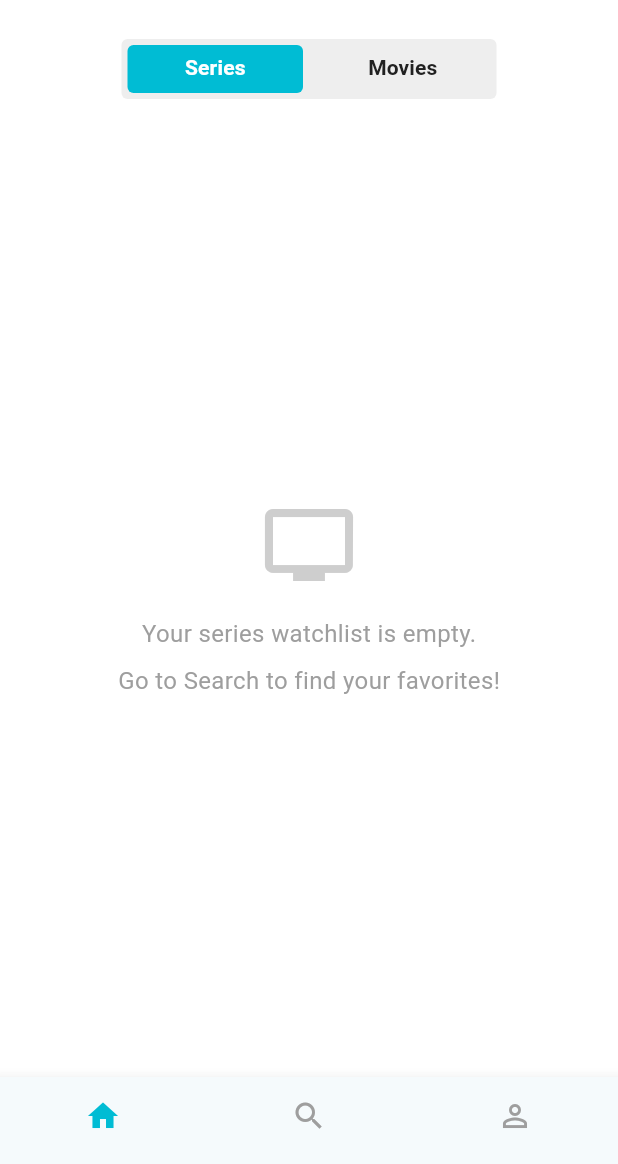
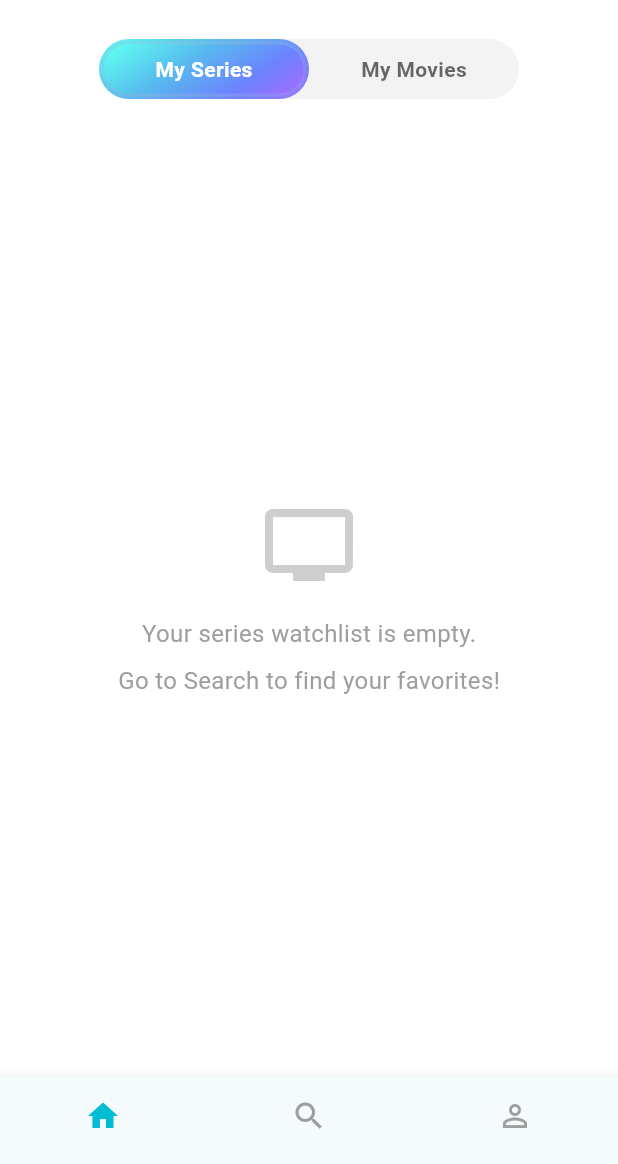
Before and after one commit to tamseg/watchlistgo, a Flutter app: the screen it shows after launch, on a phone screen of 412 x 824 dp, the part 72-1236 px from its top. Run offline on Flutter 3.47's test engine with Material 3 defaults, Android fonts, the phone set to English and light mode, and no system bars; our stand-ins replace cached_network_image, cloud_firestore, connectivity_plus, firebase_auth, firebase_core, firebase_messaging and 5 more; accounts and stored records are empty.

Commit message:
UI: Refactor TabBar to GradientPillSwitch and centralize brand gradient in AppTheme

```diff
--- a/lib/screens/watchlist_page.dart
+++ b/lib/screens/watchlist_page.dart
@@ -2,7 +2,7 @@ import 'package:flutter/material.dart';
 import '../theme/app_theme.dart';
 import '../widgets/series_card.dart';
 import '../widgets/movie_card.dart';
-import '../widgets/custom_tab_bar.dart';
+import '../widgets/gradient_pill_switch.dart';
 
 class WatchlistPage extends StatefulWidget {
   final List<int> followedSeriesIds;
@@ -15,7 +15,7 @@ class WatchlistPage extends StatefulWidget {
     required this.followedMoviesIds,
     required this.onRemoveSeries,
     required this.onRemoveMovie,
-    super.key,
+    super.key
   });
   @override
   State<WatchlistPage> createState() => _WatchlistPageState();
@@ -24,11 +24,19 @@ class WatchlistPage extends StatefulWidget {
 class _WatchlistPageState extends State<WatchlistPage>
     with SingleTickerProviderStateMixin {
   late TabController _tabController;
+  int _currentTabIndex = 0;
 
   @override
   void initState() {
     super.initState();
     _tabController = TabController(length: 2, vsync: this);
+    _tabController.addListener(() {
+      if (mounted) {
+        setState(() {
+          _currentTabIndex = _tabController.index;
+        });
+      }
+    });
   }
 
   @override
@@ -47,20 +55,20 @@ class _WatchlistPageState extends State<WatchlistPage>
           Icon(
             icon,
             size: 64,
-            color: AppTheme.metaIconColor.withValues(alpha: 0.5),
+            color: AppTheme.metaIconColor.withValues(alpha: 0.5)
           ),
           const SizedBox(height: 16),
           Text(
             'Your ${type.toLowerCase()} watchlist is empty.',
-            style: const TextStyle(color: AppTheme.metaIconColor, fontSize: 16),
+            style: const TextStyle(color: AppTheme.metaIconColor, fontSize: 16)
           ),
           const SizedBox(height: 8),
           const Text(
             'Go to Search to find your favorites!',
-            style: TextStyle(color: AppTheme.metaIconColor, fontSize: 16),
-          ),
-        ],
-      ),
+            style: TextStyle(color: AppTheme.metaIconColor, fontSize: 16)
+          )
+        ]
+      )
     );
   }
 
@@ -80,32 +88,26 @@ class _WatchlistPageState extends State<WatchlistPage>
                 children: [
                   TextSpan(
                     text: 'Watchlist',
-                    style: AppTheme.watchlistPartStyle,
+                    style: AppTheme.watchlistPartStyle
                   ),
-                  TextSpan(text: ' Go', style: AppTheme.goPartStyle),
-                ],
-              ),
-            ),
-          ],
+                  TextSpan(text: ' Go', style: AppTheme.goPartStyle)
+                ]
+              )
+            )
+          ]
         ),
         bottom: PreferredSize(
           preferredSize: const Size.fromHeight(AppTheme.appBarBottomHeight),
           child: Padding(
             padding: AppTheme.appBarBottomPadding,
-            child: Container(
-              height: AppTheme.tabContainerHeight,
-              width: AppTheme.tabContainerWidth,
-              decoration: AppTheme.tabTrackDecoration,
-              child: CustomTabBar(
-                controller: _tabController,
-                tabs: const [
-                  Tab(text: 'Series'),
-                  Tab(text: 'Movies'),
-                ],
-              ),
-            ),
-          ),
-        ),
+            child: GradientPillSwitch(
+              isMoviesSelected: _currentTabIndex == 1,
+              onChanged: (isMovies) {
+                _tabController.animateTo(isMovies ? 1 : 0);
+              }
+            )
+          )
+        )
       ),
       body: TabBarView(
         controller: _tabController,
@@ -117,7 +119,7 @@ class _WatchlistPageState extends State<WatchlistPage>
                     left: 14.0,
                     right: 14.0,
                     top: 24.0,
-                    bottom: 24.0,
+                    bottom: 24.0
                   ),
                   children: widget.followedSeriesIds.map((id) {
                     return Padding(
@@ -125,10 +127,10 @@ class _WatchlistPageState extends State<WatchlistPage>
                       padding: const EdgeInsets.only(bottom: 6.0),
                       child: SeriesCard(
                         seriesId: id,
-                        onRemove: () => widget.onRemoveSeries(id),
-                      ),
+                        onRemove: () => widget.onRemoveSeries(id)
+                      )
                     );
-                  }).toList(),
+                  }).toList()
                 ),
           widget.followedMoviesIds.isEmpty
               ? _buildEmptyState('Movies')
@@ -137,7 +139,7 @@ class _WatchlistPageState extends State<WatchlistPage>
                     left: 14.0,
                     right: 14.0,
                     top: 24.0,
-                    bottom: 24.0,
+                    bottom: 24.0
                   ),
                   children: widget.followedMoviesIds.map((id) {
                     return Padding(
@@ -145,13 +147,13 @@ class _WatchlistPageState extends State<WatchlistPage>
                       padding: const EdgeInsets.only(bottom: 6.0),
                       child: MovieCard(
                         movieId: id,
-                        onRemove: () => widget.onRemoveMovie(id),
-                      ),
+                        onRemove: () => widget.onRemoveMovie(id)
+                      )
                     );
-                  }).toList(),
-                ),
-        ],
-      ),
+                  }).toList()
+                )
+        ]
+      )
     );
   }
 }
--- a/lib/theme/app_theme.dart
+++ b/lib/theme/app_theme.dart
@@ -7,6 +7,18 @@ class AppTheme {
   // Brand
   static const Color primaryColor = Colors.cyan;
   static const Color darkTextColor = Color(0xFF212121); // grey[900]
+
+  static const LinearGradient primaryGradient = LinearGradient(
+    begin: Alignment(-0.5, -3.0),
+    end: Alignment(0.5, 3.0),
+    colors: [
+      Color(0xFF5EFFF1),
+      Color(0xFF57BCEE),
+      Color(0xFF6C82FF),
+      Color(0xFFA26CFF),
+    ],
+    stops: [0.10, 0.40, 0.70, 0.9],
+  );
 
   // Backgrounds
   static const Color scaffoldColor = Colors.white;
--- a/lib/widgets/custom_tab_bar.dart
+++ /dev/null
@@ -1,28 +0,0 @@
-import 'package:flutter/material.dart';
-import '../theme/app_theme.dart';
-
-class CustomTabBar extends StatelessWidget {
-  final TabController controller;
-  final List<Widget> tabs;
-
-  const CustomTabBar({super.key, required this.controller, required this.tabs});
-
-  @override
-  Widget build(BuildContext context) {
-    return TabBar(
-      controller: controller,
-      indicator: AppTheme.tabPillDecoration,
-      indicatorSize: TabBarIndicatorSize.tab,
-      indicatorPadding: AppTheme.tabIndicatorPadding,
-      dividerColor: Colors.transparent,
-      dividerHeight: 0,
-      labelPadding: EdgeInsets.zero,
-      tabAlignment: TabAlignment.fill,
-      overlayColor: WidgetStateProperty.all(Colors.transparent),
-      labelColor: Colors.white,
-      unselectedLabelColor: AppTheme.darkTextColor,
-      labelStyle: const TextStyle(fontWeight: FontWeight.bold),
-      tabs: tabs,
-    );
-  }
-}
--- /dev/null
+++ b/lib/widgets/gradient_pill_switch.dart
@@ -0,0 +1,83 @@
+import 'package:flutter/material.dart';
+import '../theme/app_theme.dart';
+
+class GradientPillSwitch extends StatelessWidget {
+  final bool isMoviesSelected;
+  final ValueChanged<bool> onChanged;
+
+  const GradientPillSwitch({
+    super.key,
+    required this.isMoviesSelected,
+    required this.onChanged
+  });
+
+  @override
+  Widget build(BuildContext context) {
+    const double totalWidth = 280.0;
+    const double height = 40.0;
+    const double itemWidth = totalWidth / 2;
+
+    return GestureDetector(
+      onTap: () => onChanged(!isMoviesSelected),
+      child: Container(
+        width: totalWidth,
+        height: height,
+        decoration: BoxDecoration(
+          color: const Color.fromARGB(59, 209, 203, 203),
+          borderRadius: BorderRadius.circular(25.0)
+        ),
+        child: Stack(
+          children: [
+            AnimatedAlign(
+              duration: const Duration(milliseconds: 300),
+              curve: Curves.easeInOut,
+              alignment: isMoviesSelected ? Alignment.centerRight : Alignment.centerLeft,
+              child: Container(
+                width: itemWidth,
+                height: height,
+                padding: const EdgeInsets.all(3.5),
+                decoration: BoxDecoration(
+                  borderRadius: BorderRadius.circular(25.0),
+                  gradient: AppTheme.primaryGradient
+                ),
+                child: Container(
+                  decoration: BoxDecoration(
+                    boxShadow: [
+                      BoxShadow(
+                        color: const Color.fromARGB(255, 206, 198, 198).withValues(alpha: 0.5),
+                        blurRadius: 3.5,
+                        offset: const Offset(0, 0)
+                      )
+                    ],
+                    borderRadius: BorderRadius.circular(23.5),
+                    gradient: AppTheme.primaryGradient
+                  )
+                )
+              )
+            ),
+            Row(
+              children: [
+                _buildLabel('My Series', !isMoviesSelected),
+                _buildLabel('My Movies', isMoviesSelected),
+              ]
+            )
+          ]
+        )
+      )
+    );
+  }
+
+  Widget _buildLabel(String text, bool isSelected) {
+    return Expanded(
+      child: Center(
+        child: Text(
+          text,
+          style: TextStyle(
+            color: isSelected ? Colors.white : const Color.fromARGB(176, 39, 38, 38),
+            fontWeight: FontWeight.bold
+          )
+        )
+      )
+    );
+  }
+}
```
